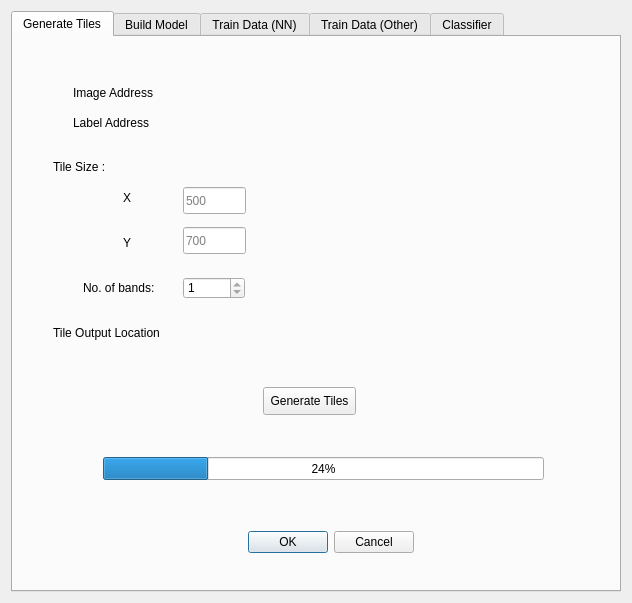
atishayjn/QGIS-Plugin, file RandomForestClassifier_dialog_base.ui: the form before one commit.
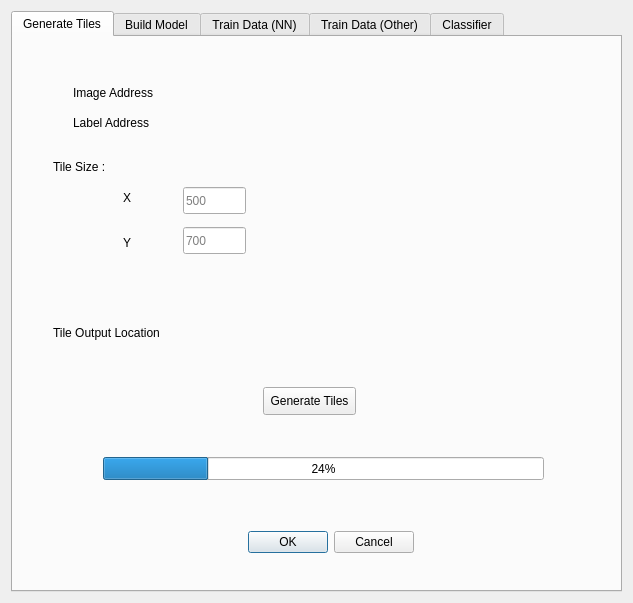
The form after the commit. The open tabs and pages were chosen to show the change. Custom widgets are drawn as their Qt base class.

Commit message: PermissionError handled, UNET in out and merge resolved

Diff of the .ui file:
```diff
--- a/RandomForestClassifier_dialog_base.ui
+++ b/RandomForestClassifier_dialog_base.ui
@@ -6,7 +6,7 @@
    <rect>
     <x>0</x>
     <y>0</y>
-    <width>632</width>
+    <width>633</width>
     <height>603</height>
    </rect>
   </property>
@@ -251,41 +251,6 @@
         <number>24</number>
        </property>
       </widget>
-      <widget class="QLabel" name="label_19">
-       <property name="geometry">
-        <rect>
-         <x>70</x>
-         <y>240</y>
-         <width>91</width>
-         <height>21</height>
-        </rect>
-       </property>
-       <property name="text">
-        <string>No. of bands:</string>
-       </property>
-      </widget>
-      <widget class="QDoubleSpinBox" name="doubleSpinBox">
-       <property name="geometry">
-        <rect>
-         <x>170</x>
-         <y>240</y>
-         <width>62</width>
-         <height>22</height>
-        </rect>
-       </property>
-       <property name="decimals">
-        <number>0</number>
-       </property>
-       <property name="minimum">
-        <double>1.000000000000000</double>
-       </property>
-       <property name="maximum">
-        <double>1.000000000000000</double>
-       </property>
-       <property name="value">
-        <double>1.000000000000000</double>
-       </property>
-      </widget>
       <widget class="QgsFileWidget" name="Tiles_Input_2">
        <property name="geometry">
         <rect>
```
Left out of the diff: 4 changed lines with no effect on the pictures. The commit also changes 2 other files.
